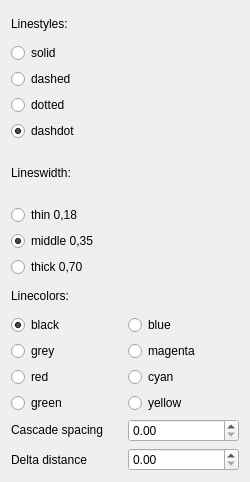
First picture: the form in src/Mod/TechDraw/Gui/TaskSelectLineAttributes.ui, repository southseact-3d/fcd, before the edit.
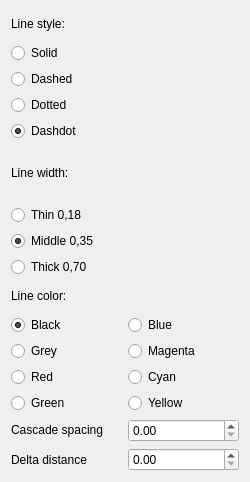
Second picture: the form after the edit.

Commit message:
TechDraw: Fix texts in TaskSelectLineAttributes.ui
Fix text regression.

```diff
--- a/src/Mod/TechDraw/Gui/TaskSelectLineAttributes.ui
+++ b/src/Mod/TechDraw/Gui/TaskSelectLineAttributes.ui
@@ -31,7 +31,7 @@
      <item row="0" column="0">
       <widget class="QLabel" name="label_styles">
        <property name="text">
-        <string>Linestyles:</string>
+        <string>Line style:</string>
        </property>
       </widget>
      </item>
@@ -41,7 +41,7 @@
         <string>Set Line style to solid</string>
        </property>
        <property name="text">
-        <string>solid</string>
+        <string>Solid</string>
        </property>
        <property name="autoExclusive">
         <bool>true</bool>
@@ -54,7 +54,7 @@
      <item row="2" column="0">
       <widget class="QRadioButton" name="rbDashed">
        <property name="text">
-        <string>dashed</string>
+        <string>Dashed</string>
        </property>
        <property name="autoExclusive">
         <bool>true</bool>
@@ -67,7 +67,7 @@
      <item row="3" column="0">
       <widget class="QRadioButton" name="rbDotted">
        <property name="text">
-        <string>dotted</string>
+        <string>Dotted</string>
        </property>
        <property name="autoExclusive">
         <bool>true</bool>
@@ -80,7 +80,7 @@
      <item row="4" column="0">
       <widget class="QRadioButton" name="rbDashDotted">
        <property name="text">
-        <string>dashdot</string>
+        <string>Dashdot</string>
        </property>
        <property name="checked">
         <bool>true</bool>
@@ -100,14 +100,14 @@
      <item row="0" column="0">
       <widget class="QLabel" name="label_width">
        <property name="text">
-        <string>Lineswidth:</string>
+        <string>Line width:</string>
        </property>
       </widget>
      </item>
      <item row="1" column="0">
       <widget class="QRadioButton" name="rbThin">
        <property name="text">
-        <string>thin 0,18</string>
+        <string>Thin 0,18</string>
        </property>
        <property name="autoExclusive">
         <bool>true</bool>
@@ -120,7 +120,7 @@
      <item row="2" column="0">
       <widget class="QRadioButton" name="rbMiddle">
        <property name="text">
-        <string>middle 0,35</string>
+        <string>Middle 0,35</string>
        </property>
        <property name="checked">
         <bool>true</bool>
@@ -136,7 +136,7 @@
      <item row="3" column="0">
       <widget class="QRadioButton" name="rbThick">
        <property name="text">
-        <string>thick 0,70</string>
+        <string>Thick 0,70</string>
        </property>
        <property name="autoExclusive">
         <bool>true</bool>
@@ -153,14 +153,14 @@
      <item row="0" column="0">
       <widget class="QLabel" name="label_colors">
        <property name="text">
-        <string>Linecolors:</string>
+        <string>Line color:</string>
        </property>
       </widget>
      </item>
      <item row="1" column="0">
       <widget class="QRadioButton" name="rbBlack">
        <property name="text">
-        <string>black</string>
+        <string>Black</string>
        </property>
        <property name="checked">
         <bool>true</bool>
@@ -176,7 +176,7 @@
      <item row="1" column="1">
       <widget class="QRadioButton" name="rbBlue">
        <property name="text">
-        <string>blue</string>
+        <string>Blue</string>
        </property>
        <property name="autoExclusive">
         <bool>true</bool>
@@ -189,7 +189,7 @@
      <item row="2" column="0">
       <widget class="QRadioButton" name="rbGrey">
        <property name="text">
-        <string>grey</string>
+        <string>Grey</string>
        </property>
        <property name="autoExclusive">
         <bool>true</bool>
@@ -202,7 +202,7 @@
      <item row="2" column="1">
       <widget class="QRadioButton" name="rbMagenta">
        <property name="text">
-        <string>magenta</string>
+        <string>Magenta</string>
        </property>
        <property name="autoExclusive">
         <bool>true</bool>
@@ -215,7 +215,7 @@
      <item row="3" column="0">
       <widget class="QRadioButton" name="rbRed">
        <property name="text">
-        <string>red</string>
+        <string>Red</string>
        </property>
        <property name="autoExclusive">
         <bool>true</bool>
@@ -228,7 +228,7 @@
      <item row="3" column="1">
       <widget class="QRadioButton" name="rbCyan">
        <property name="text">
-        <string>cyan</string>
+        <string>Cyan</string>
        </property>
        <property name="autoExclusive">
         <bool>true</bool>
@@ -241,7 +241,7 @@
      <item row="4" column="0">
       <widget class="QRadioButton" name="rbGreen">
        <property name="text">
-        <string>green</string>
+        <string>Green</string>
        </property>
        <property name="autoExclusive">
         <bool>true</bool>
@@ -254,7 +254,7 @@
      <item row="4" column="1">
       <widget class="QRadioButton" name="rbYellow">
        <property name="text">
-        <string>yellow</string>
+        <string>Yellow</string>
        </property>
        <property name="autoExclusive">
         <bool>true</bool>
```
Left out of the diff: 2 changed lines with no effect on the pictures.
